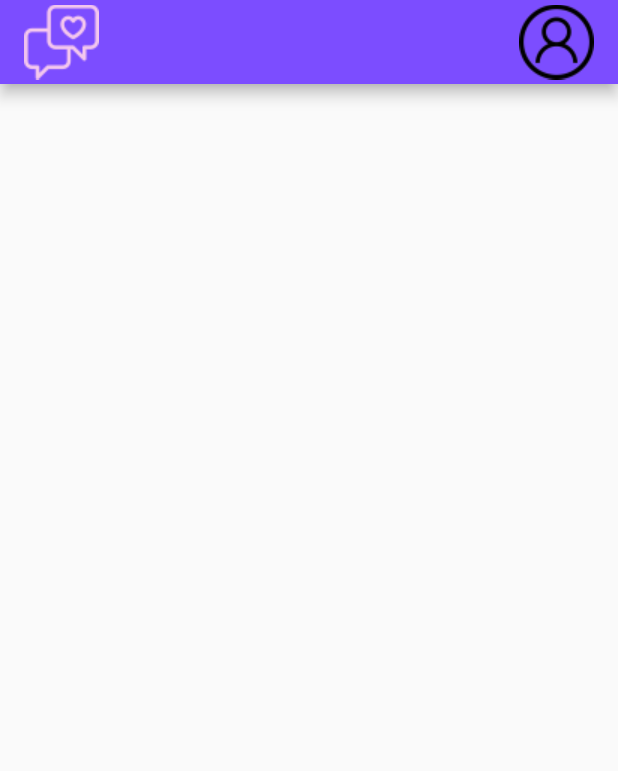
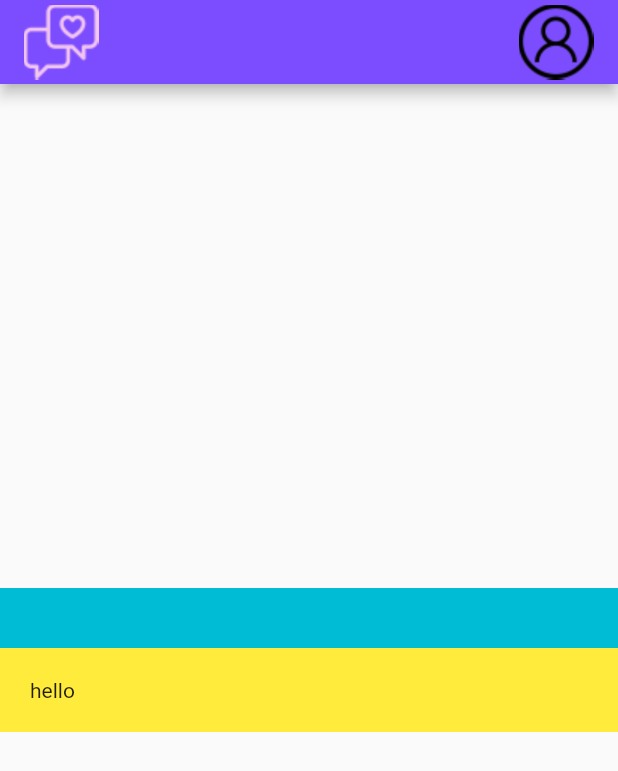
Before and after one commit to pi-mon/lovelace, a Flutter app: the screen it shows after launch, on a phone screen of 412 x 824 dp. Shown: the top 771 px of the screen. Run offline on Flutter 3.47's test engine with Material 2 defaults, Android fonts, the phone set to English and light mode, and no system bars.

Commit message:
Resizes images back to larger dimensions and defines the image sizes in main.dart

```diff
--- a/client/lovelace/lib/main.dart
+++ b/client/lovelace/lib/main.dart
@@ -2,21 +2,51 @@ import 'package:flutter/material.dart';
 
 void main() {
   runApp(MaterialApp(
-    home: Scaffold(
+    home: Account(),
+  ));
+}
+
+class Account extends StatelessWidget {
+  @override // overrides the build function defined in the class's ancestor
+  Widget build(BuildContext context) {
+    return Scaffold(
       appBar: AppBar(
         backgroundColor: Colors.deepPurpleAccent,
         title: Row(
           children: <Widget>[
-            Image.asset('assets/images/logo-square.png'),
+            Image.asset('assets/images/logo-square.png', height: 50.0, width: 50.0),
             const Expanded(
               child: SizedBox.shrink(),
             ),
-            Image.asset('assets/images/user.png')
+            Image.asset('assets/images/user.png', height: 50.0, width: 50.0)
           ],
         )
       ),
 
-      // body: // start creating the page content here
-    )
-  ));
+      body: Column(
+        mainAxisAlignment: MainAxisAlignment.center,
+        crossAxisAlignment: CrossAxisAlignment.stretch,
+        children: <Widget>[
+          Container(
+            padding: EdgeInsets.all(20.0),
+            color: Colors.cyan,
+            child: Row(
+            )
+          ),
+          Container(
+            padding: EdgeInsets.all(20.0),
+            color: Colors.yellow,
+            child: Text('hello')
+          ),
+        ]
+      )
+    );
+  }
 }
+
+// class Account extends StatelessWidget {
+//   @override
+//   Widget build(BuildContext context) {
+//     return Container();
+//   }
+// }
```
Also changed, not shown: client/lovelace/assets/images/logo-square.png, client/lovelace/assets/images/user.png.
